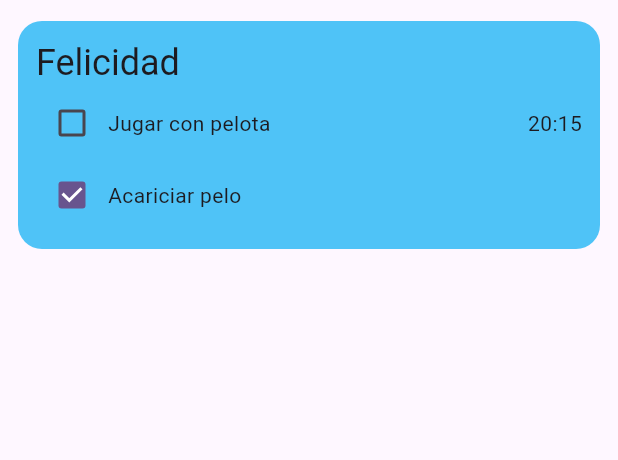
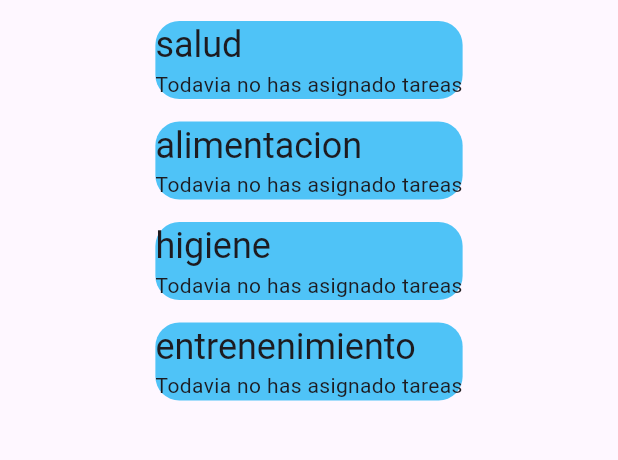
Before and after one commit to jQuera/RealGotchi, a Flutter app: the TasksBar screen opened directly, on a phone screen of 412 x 824 dp, the part 63-523 px from its top. Run offline on Flutter 3.47's test engine with Material 3 defaults, Android fonts, the phone set to English and light mode, and no system bars; our stand-ins replace rxdart; missing offline and left inert: o3d.

Commit message:
stream con tareas de tasks

```diff
--- a/lib/ui/views/home/widgets/tasks/pages/tasks_bar.dart
+++ b/lib/ui/views/home/widgets/tasks/pages/tasks_bar.dart
@@ -1,4 +1,5 @@
 import 'package:flutter/material.dart';
+import 'package:myapp/ui/common/repository/tasks_repository.dart';
 import 'package:myapp/ui/views/home/widgets/tasks/modal/create_task_bottom_modal.dart';
 
 class TasksBar extends StatelessWidget {
@@ -24,29 +25,80 @@ class TasksBar extends StatelessWidget {
           ),
         ],
       ),
-      body: Column(
+      body: Center(
+        child: Column(
           mainAxisAlignment: MainAxisAlignment.spaceBetween,
           children: [
             Padding(
               padding: const EdgeInsets.symmetric(horizontal: 12),
+              child: SingleChildScrollView(
                 child: Column(
                   children: [
-                Container(
-                  decoration: BoxDecoration(
-                    color: Colors.lightBlue.shade300,
-                    borderRadius: BorderRadius.circular(16),
+                    StreamBuilder<List<Task>>(
+                        stream: TasksRepository.instance.tasksSaludStream,
+                        builder: (context, snapshot) {
+                          if (!snapshot.hasData) return const SizedBox.shrink();
+                          return TasksContainer(
+                            categoryTitle: TaskType.salud.name,
+                            tasks: snapshot.data!,
+                          );
+                        }),
+                    const SizedBox(height: 15),
+                    StreamBuilder(
+                        stream: TasksRepository.instance.tasksAlimentacionStream,
+                        builder: (context, snapshot) {
+                          if (!snapshot.hasData) return const SizedBox.shrink();
+                          return TasksContainer(
+                            categoryTitle: TaskType.alimentacion.name,
+                            tasks: snapshot.data!,
+                          );
+                        }),
+                    const SizedBox(height: 15),
+                    StreamBuilder(
+                        stream: TasksRepository.instance.tasksHigieneStream,
+                        builder: (context, snapshot) {
+                          if (!snapshot.hasData) return const SizedBox.shrink();
+                          return TasksContainer(
+                            categoryTitle: TaskType.higiene.name,
+                            tasks: snapshot.data!,
+                          );
+                        }),
+                    const SizedBox(height: 15),
+                    StreamBuilder(
+                        stream: TasksRepository.instance.tasksEntrenenimientoStream,
+                        builder: (context, snapshot) {
+                          if (!snapshot.hasData) return const SizedBox.shrink();
+                          return TasksContainer(
+                            categoryTitle: TaskType.entrenenimiento.name,
+                            tasks: snapshot.data!,
+                          );
+                        }),
+                  ],
                 ),
-                  padding: const EdgeInsets.all(12),
-                  child: Column(
-                    crossAxisAlignment: CrossAxisAlignment.start,
-                    children: [
-                      Text(
-                        "Felicidad",
-                        style: Theme.of(context).textTheme.headlineSmall,
               ),
-                      Column(
-                        children: [
-                          Row(
+            ),
+          ],
+        ),
+      ),
+    );
+  }
+}
+
+class TaskWidget extends StatelessWidget {
+  const TaskWidget({
+    super.key,
+    required this.description,
+    required this.time,
+    required this.completed,
+  });
+
+  final String description;
+  final String time;
+  final bool completed;
+
+  @override
+  Widget build(BuildContext context) {
+    return Row(
       mainAxisAlignment: MainAxisAlignment.spaceBetween,
       children: [
         Row(
@@ -60,24 +112,48 @@ class TasksBar extends StatelessWidget {
         ),
         Text("20:15")
       ],
+    );
+  }
+}
+
+class TasksContainer extends StatelessWidget {
+  const TasksContainer({
+    super.key,
+    required this.categoryTitle,
+    required this.tasks,
+  });
+
+  final String categoryTitle;
+  final List<Task> tasks;
+
+  @override
+  Widget build(BuildContext context) {
+    return Container(
+      decoration: BoxDecoration(
+        borderRadius: BorderRadius.circular(16),
+        color: Colors.lightBlue.shade300,
       ),
-                          Row(
+      child: Column(
+        mainAxisAlignment: MainAxisAlignment.start,
+        crossAxisAlignment: CrossAxisAlignment.start,
         children: [
-                              Checkbox(
-                                value: true,
-                                onChanged: (value) {},
+          Text(
+            categoryTitle,
+            style: Theme.of(context).textTheme.headlineSmall,
           ),
-                              Text("Acariciar pelo"),
-                            ],
+          tasks.isEmpty
+              ? const Text("Todavia no has asignado tareas")
+              : ListView.builder(
+                  itemCount: tasks.length,
+                  itemBuilder: (context, index) {
+                    var task = tasks[index];
+                    return TaskWidget(
+                      description: task.description,
+                      time: task.hour,
+                      completed: task.isCompleted,
+                    );
+                  },
                 )
-                        ],
-                      )
-                    ],
-                  ),
-                ),
-              ],
-            ),
-          ),
         ],
       ),
     );
```
Lines whose indentation alone changed are shown as unchanged.
